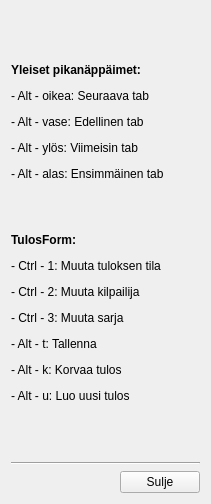
First picture: the form in gui/form/pikanappaimetform.ui, repository Hatell/Tulospalvelu, before the edit.
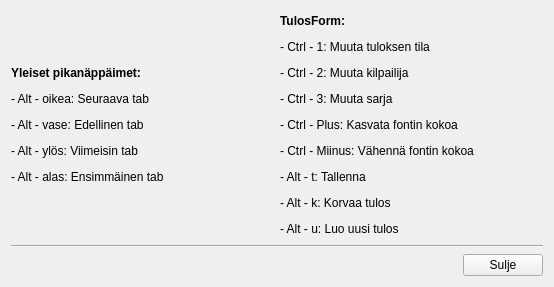
Second picture: the form after the edit.

Commit message: Lisätty pikanäppäimiä ohjetekstiin.

The edit to the form file:
```diff
--- a/gui/form/pikanappaimetform.ui
+++ b/gui/form/pikanappaimetform.ui
@@ -6,20 +6,31 @@
    <rect>
     <x>0</x>
     <y>0</y>
-    <width>211</width>
-    <height>504</height>
+    <width>554</width>
+    <height>287</height>
    </rect>
   </property>
   <property name="windowTitle">
    <string>Tulospalvelu - Pikanäppäimet - Form</string>
   </property>
-  <layout class="QVBoxLayout" name="verticalLayout" stretch="1,0,0">
+  <layout class="QVBoxLayout" name="verticalLayout">
+   <item>
+    <layout class="QHBoxLayout" name="horizontalLayout_2">
    <item>
     <widget class="QLabel" name="label">
      <property name="text">
-      <string>&lt;html&gt;&lt;head/&gt;&lt;body&gt;&lt;p&gt;&lt;span style=&quot; font-weight:600;&quot;&gt;Yleiset pikanäppäimet:&lt;/span&gt;&lt;/p&gt;&lt;p&gt;- Alt - oikea: Seuraava tab&lt;/p&gt;&lt;p&gt;- Alt - vase: Edellinen tab&lt;/p&gt;&lt;p&gt;- Alt - ylös: Viimeisin tab&lt;/p&gt;&lt;p&gt;- Alt - alas: Ensimmäinen tab&lt;/p&gt;&lt;p&gt;&lt;br/&gt;&lt;/p&gt;&lt;p&gt;&lt;span style=&quot; font-weight:600;&quot;&gt;TulosForm:&lt;/span&gt;&lt;/p&gt;&lt;p&gt;- Ctrl - 1: Muuta tuloksen tila&lt;/p&gt;&lt;p&gt;- Ctrl - 2: Muuta kilpailija&lt;/p&gt;&lt;p&gt;- Ctrl - 3: Muuta sarja&lt;/p&gt;&lt;p&gt;- Alt - t: Tallenna&lt;/p&gt;&lt;p&gt;- Alt - k: Korvaa tulos&lt;/p&gt;&lt;p&gt;- Alt - u: Luo uusi tulos&lt;/p&gt;&lt;/body&gt;&lt;/html&gt;</string>
-     </property>
-    </widget>
+        <string>&lt;html&gt;&lt;head/&gt;&lt;body&gt;&lt;p&gt;&lt;span style=&quot; font-weight:600;&quot;&gt;Yleiset pikanäppäimet:&lt;/span&gt;&lt;/p&gt;&lt;p&gt;- Alt - oikea: Seuraava tab&lt;/p&gt;&lt;p&gt;- Alt - vase: Edellinen tab&lt;/p&gt;&lt;p&gt;- Alt - ylös: Viimeisin tab&lt;/p&gt;&lt;p&gt;- Alt - alas: Ensimmäinen tab&lt;/p&gt;&lt;/body&gt;&lt;/html&gt;</string>
+       </property>
+      </widget>
+     </item>
+     <item>
+      <widget class="QLabel" name="label_2">
+       <property name="text">
+        <string>&lt;html&gt;&lt;head/&gt;&lt;body&gt;&lt;p&gt;&lt;span style=&quot; font-weight:600;&quot;&gt;TulosForm:&lt;/span&gt;&lt;/p&gt;&lt;p&gt;- Ctrl - 1: Muuta tuloksen tila&lt;/p&gt;&lt;p&gt;- Ctrl - 2: Muuta kilpailija&lt;/p&gt;&lt;p&gt;- Ctrl - 3: Muuta sarja&lt;/p&gt;&lt;p&gt;- Ctrl - Plus: Kasvata fontin kokoa&lt;/p&gt;&lt;p&gt;- Ctrl - Miinus: Vähennä fontin kokoa&lt;/p&gt;&lt;p&gt;- Alt - t: Tallenna&lt;/p&gt;&lt;p&gt;- Alt - k: Korvaa tulos&lt;/p&gt;&lt;p&gt;- Alt - u: Luo uusi tulos&lt;/p&gt;&lt;/body&gt;&lt;/html&gt;</string>
+       </property>
+      </widget>
+     </item>
+    </layout>
    </item>
    <item>
     <widget class="Line" name="line">
```
Lines whose indentation alone changed are shown as unchanged.
